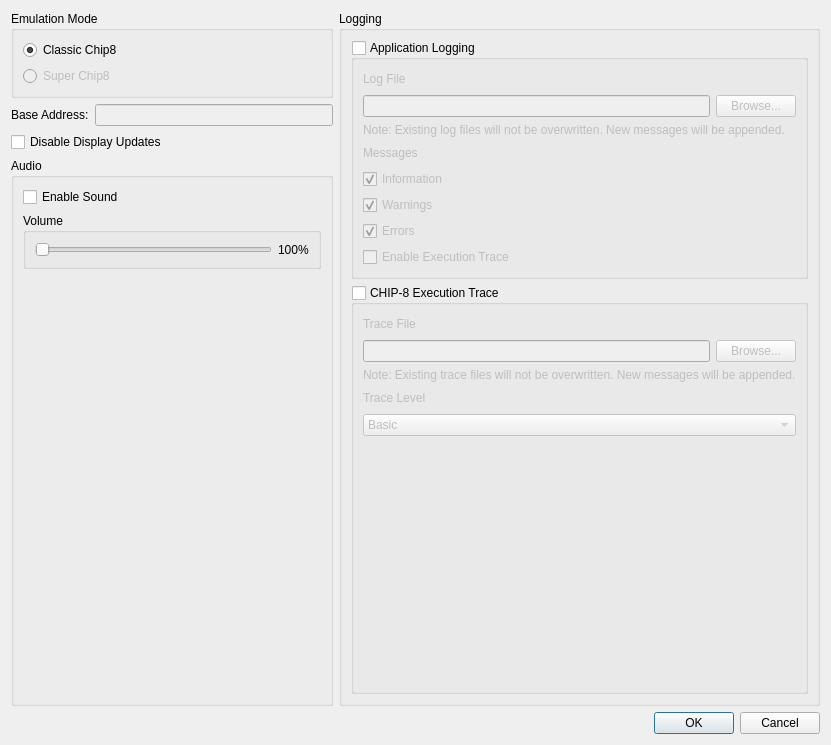
This is src/gui/ui/configdialog.ui in 42wonko/chip8 as Qt 5 draws it before an edit. The edited form follows.
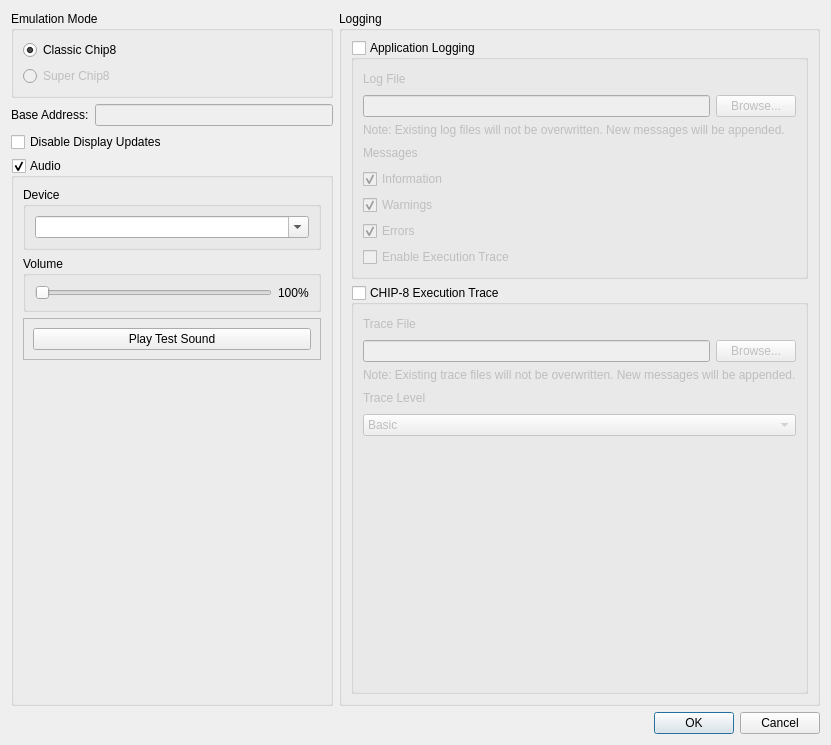
This is the edited form. Icons and pictures are not drawn.

Commit message: changed audio system from PyQt.Multimedia to sounddevice

Patch:
```diff
--- a/src/gui/ui/configdialog.ui
+++ b/src/gui/ui/configdialog.ui
@@ -78,14 +78,23 @@
           <string>Audio</string>
          </property>
          <property name="checkable">
-          <bool>false</bool>
+          <bool>true</bool>
          </property>
          <layout class="QVBoxLayout" name="verticalLayout_2">
           <item>
-           <widget class="QCheckBox" name="enableSoundCheckBox">
-            <property name="text">
-             <string>Enable Sound</string>
+           <widget class="QGroupBox" name="audioDeviceGroupBox">
+            <property name="title">
+             <string>Device</string>
             </property>
+            <layout class="QHBoxLayout" name="horizontalLayout_8">
+             <item>
+              <widget class="QComboBox" name="audioDeviceComboBox">
+               <property name="editable">
+                <bool>true</bool>
+               </property>
+              </widget>
+             </item>
+            </layout>
            </widget>
           </item>
           <item>
@@ -111,6 +120,34 @@
             </layout>
            </widget>
           </item>
+          <item>
+           <widget class="QFrame" name="playTestSoundFrame">
+            <property name="frameShape">
+             <enum>QFrame::Shape::StyledPanel</enum>
+            </property>
+            <property name="frameShadow">
+             <enum>QFrame::Shadow::Raised</enum>
+            </property>
+            <layout class="QVBoxLayout" name="verticalLayout_9">
+             <item>
+              <widget class="QPushButton" name="playTestSoundPushButton">
+               <property name="text">
+                <string>Play Test Sound</string>
+               </property>
+               <property name="icon">
+                <iconset theme="QIcon::ThemeIcon::AudioVolumeHigh"/>
+               </property>
+               <property name="iconSize">
+                <size>
+                 <width>16</width>
+                 <height>26</height>
+                </size>
+               </property>
+              </widget>
+             </item>
+            </layout>
+           </widget>
+          </item>
           <item>
            <spacer name="verticalSpacer">
             <property name="orientation">
```
Left out of the diff: 2 changed lines with no effect on the pictures. The commit also changes 7 other files.
